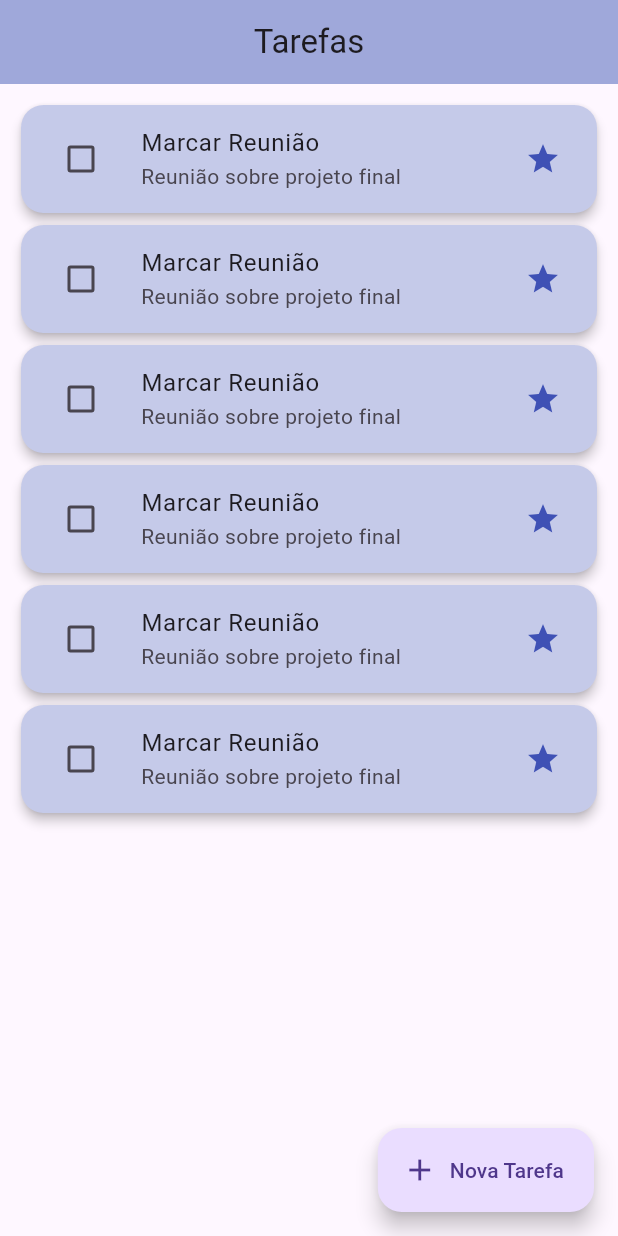
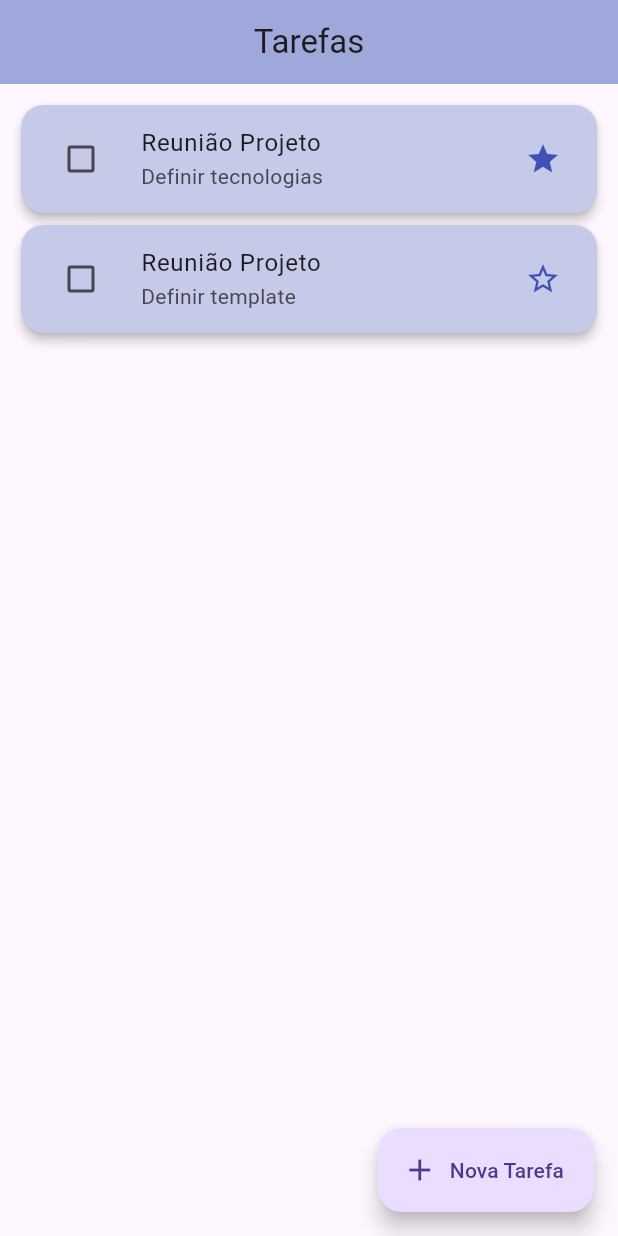
Before and after one commit to thiagofern4ndo/todo-list-flutter, a Flutter app: the screen it shows after launch, on a phone screen of 412 x 824 dp. Run offline on Flutter 3.47's test engine with Material 3 defaults, Android fonts, the phone set to English and light mode, and no system bars.

Commit message:
add models and listpage

```diff
--- a/lib/models/task.model.dart
+++ b/lib/models/task.model.dart
@@ -9,4 +9,8 @@ class Task {
     this.description,
     this.important = false,
   }) : completed = false;
+
+  changeStatus (bool status) {
+    completed = status;
+  }
 }
--- a/lib/pages/tasks.listpage.dart
+++ b/lib/pages/tasks.listpage.dart
@@ -1,9 +1,13 @@
+import 'package:first_app/models/task.model.dart';
 import 'package:flutter/material.dart';
 
 class TasksListPage extends StatelessWidget {
    TasksListPage({super.key});
 
-  final List tasks = [];
+  final List<Task>tasks = [
+    Task(title: 'Reunião Projeto', description: 'Definir tecnologias', important: true),
+     Task(title: 'Reunião Projeto', description: 'Definir template'),
+  ];
 
   @override
   Widget build(BuildContext context) {
@@ -17,24 +21,29 @@ class TasksListPage extends StatelessWidget {
         body: Padding(
           padding: const EdgeInsets.all(10),
           child: ListView.builder(
-            itemCount: 6,
+            itemCount: tasks.length,
             itemBuilder: (ctx, index) {
+
+              final task = tasks[index];
+
               return Card(
                   elevation: 3,
                   color: Colors.indigo[100],
                   shape: RoundedRectangleBorder(
                       borderRadius: BorderRadius.circular(15)),
                   child: ListTile(
-                    title: const Text('Marcar Reunião'),
-                    subtitle: Text('Reunião sobre projeto final'),
+                    title:  Text(task.title),
+                    subtitle: task.description != null ? Text(task.description!) : null,
                     leading: Checkbox(
-                      onChanged: (value) {},
-                      value: false,
+                      onChanged: (value) {
+                        task.changeStatus(value!);
+                      },
+                      value: task.completed,
                     ),
                     shape: RoundedRectangleBorder(
                         borderRadius: BorderRadius.circular(15)),
                     trailing: Icon(
-                      Icons.star,
+                     task.important ? Icons.star : Icons.star_border,
                       color: Colors.indigo,
                     ),
                     onTap: () {},
```
